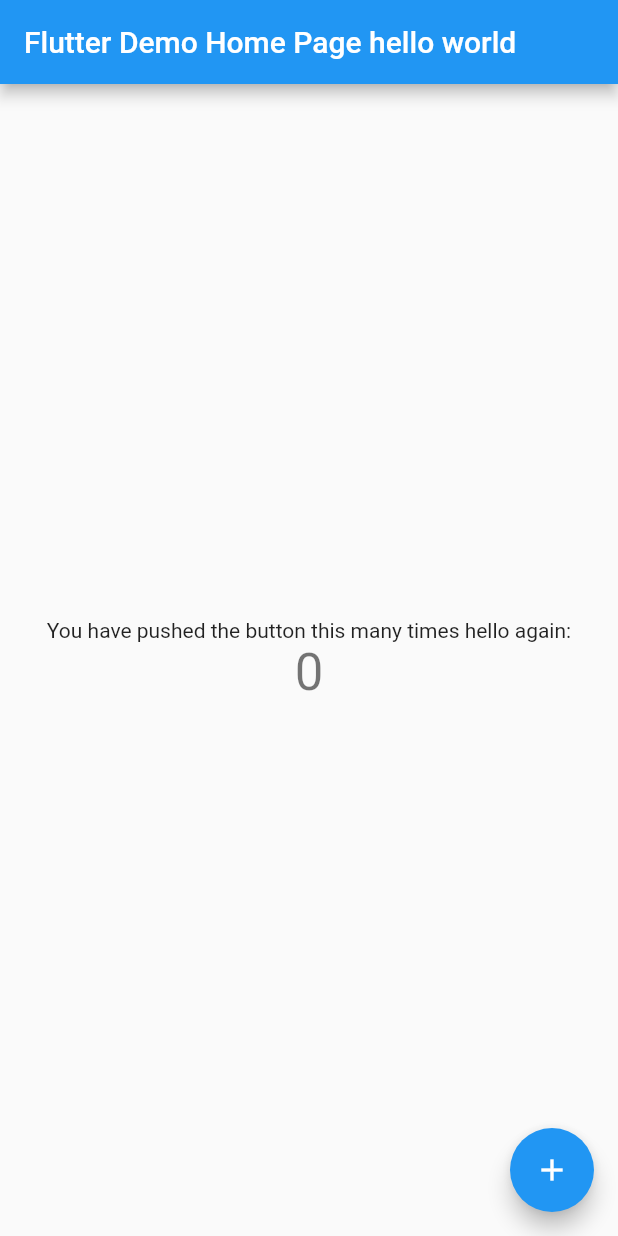
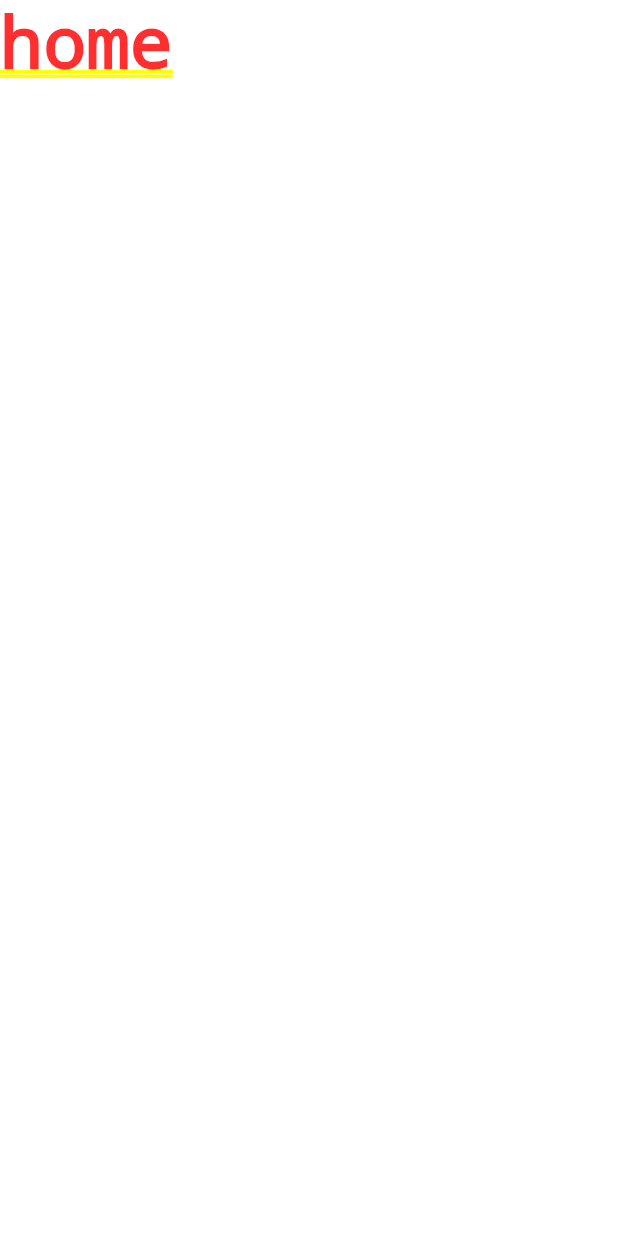
Before and after one commit to snehasripothanker/routineV2, a Flutter app: the screen it shows after launch, on a phone screen of 412 x 824 dp. Run offline on Flutter 3.47's test engine with Material 2 defaults, Android fonts, the light colour scheme and no system bars.

Commit message:
added home/auth screens (no design)

```diff
--- a/lib/main.dart
+++ b/lib/main.dart
@@ -1,4 +1,5 @@
 import 'package:flutter/material.dart';
+import 'package:routine_app_v2/screens/wrapper.dart';
 
 void main() {
   runApp(MyApp());
@@ -9,105 +10,7 @@
   @override
   Widget build(BuildContext context) {
     return MaterialApp(
-      title: 'Flutter Demo',
-      theme: ThemeData(
-        // This is the theme of your application.
-        //
-        // Try running your application with "flutter run". You'll see the
-        // application has a blue toolbar. Then, without quitting the app, try
-        // changing the primarySwatch below to Colors.green and then invoke
-        // "hot reload" (press "r" in the console where you ran "flutter run",
-        // or simply save your changes to "hot reload" in a Flutter IDE).
-        // Notice that the counter didn't reset back to zero; the application
-        // is not restarted.
-        primarySwatch: Colors.blue,
-      ),
-      home: MyHomePage(title: 'Flutter Demo Home Page hello world'),
+      home: Wrapper(),
     );
   }
 }
-
-class MyHomePage extends StatefulWidget {
-  MyHomePage({Key key, this.title}) : super(key: key);
-
-  // This widget is the home page of your application. It is stateful, meaning
-  // that it has a State object (defined below) that contains fields that affect
-  // how it looks.
-
-  // This class is the configuration for the state. It holds the values (in this
-  // case the title) provided by the parent (in this case the App widget) and
-  // used by the build method of the State. Fields in a Widget subclass are
-  // always marked "final".
-
-  final String title;
-
-  @override
-  _MyHomePageState createState() => _MyHomePageState();
-}
-
-class _MyHomePageState extends State<MyHomePage> {
-  int _counter = 0;
-
-  void _incrementCounter() {
-    setState(() {
-      // This call to setState tells the Flutter framework that something has
-      // changed in this State, which causes it to rerun the build method below
-      // so that the display can reflect the updated values. If we changed
-      // _counter without calling setState(), then the build method would not be
-      // called again, and so nothing would appear to happen.
-      _counter++;
-    });
-  }
-
-  @override
-  Widget build(BuildContext context) {
-    // This method is rerun every time setState is called, for instance as done
-    // by the _incrementCounter method above.
-    //
-    // The Flutter framework has been optimized to make rerunning build methods
-    // fast, so that you can just rebuild anything that needs updating rather
-    // than having to individually change instances of widgets.
-    return Scaffold(
-      appBar: AppBar(
-        // Here we take the value from the MyHomePage object that was created by
-        // the App.build method, and use it to set our appbar title.
-        title: Text(widget.title),
-      ),
-      body: Center(
-        // Center is a layout widget. It takes a single child and positions it
-        // in the middle of the parent.
-        child: Column(
-          // Column is also a layout widget. It takes a list of children and
-          // arranges them vertically. By default, it sizes itself to fit its
-          // children horizontally, and tries to be as tall as its parent.
-          //
-          // Invoke "debug painting" (press "p" in the console, choose the
-          // "Toggle Debug Paint" action from the Flutter Inspector in Android
-          // Studio, or the "Toggle Debug Paint" command in Visual Studio Code)
-          // to see the wireframe for each widget.
-          //
-          // Column has various properties to control how it sizes itself and
-          // how it positions its children. Here we use mainAxisAlignment to
-          // center the children vertically; the main axis here is the vertical
-          // axis because Columns are vertical (the cross axis would be
-          // horizontal).
-          mainAxisAlignment: MainAxisAlignment.center,
-          children: <Widget>[
-            Text(
-              'You have pushed the button this many times hello again:',
-            ),
-            Text(
-              '$_counter',
-              style: Theme.of(context).textTheme.headline4,
-            ),
-          ],
-        ),
-      ),
-      floatingActionButton: FloatingActionButton(
-        onPressed: _incrementCounter,
-        tooltip: 'Increment',
-        child: Icon(Icons.add),
-      ), // This trailing comma makes auto-formatting nicer for build methods.
-    );
-  }
-}
--- /dev/null
+++ b/lib/screens/authenticate/authenticate.dart
@@ -0,0 +1,15 @@
+import 'package:flutter/material.dart';
+
+class Authenticate extends StatefulWidget {
+  @override
+  _AuthenticateState createState() => _AuthenticateState();
+}
+
+class _AuthenticateState extends State<Authenticate> {
+  @override
+  Widget build(BuildContext context) {
+    return Container(
+      child: Text('authenticate'),
+    );
+  }
+}
--- /dev/null
+++ b/lib/screens/home/home.dart
@@ -0,0 +1,10 @@
+import 'package:flutter/material.dart';
+
+class Home extends StatelessWidget {
+  @override
+  Widget build(BuildContext context) {
+    return Container(
+      child: Text('home'),
+    );
+  }
+}
--- /dev/null
+++ b/lib/screens/wrapper.dart
@@ -0,0 +1,11 @@
+import 'package:flutter/material.dart';
+import 'package:routine_app_v2/screens/authenticate/authenticate.dart';
+import 'package:routine_app_v2/screens/home/home.dart';
+
+class Wrapper extends StatelessWidget {
+  @override
+  Widget build(BuildContext context) {
+    //return either home/authentication widget
+    return Home();
+  }
+}
--- a/lib/auth.dart
+++ b/lib/service/auth.dart
@@ -1,5 +1 @@
 import 'package:flutter/material.dart';
-
-Auth() {
-  Text('hello');
-}
--- a/pubspec.yaml
+++ b/pubspec.yaml
@@ -25,9 +25,12 @@
     sdk: flutter
 
 
+
   # The following adds the Cupertino Icons font to your application.
   # Use with the CupertinoIcons class for iOS style icons.
   cupertino_icons: ^1.0.2
+  firebase_auth: ^0.14.0+5
+  cloud_firestore: ^0.12.9+4
 
 dev_dependencies:
   flutter_test:
```
Also changed, not shown: pubspec.lock, 3 other files.
